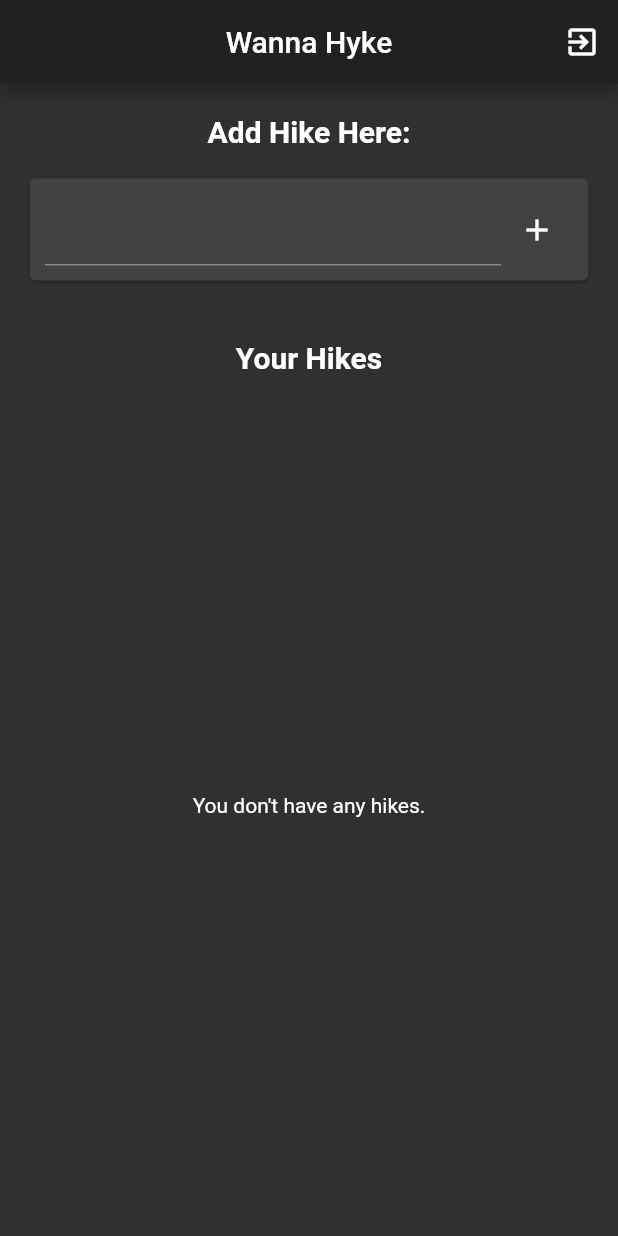
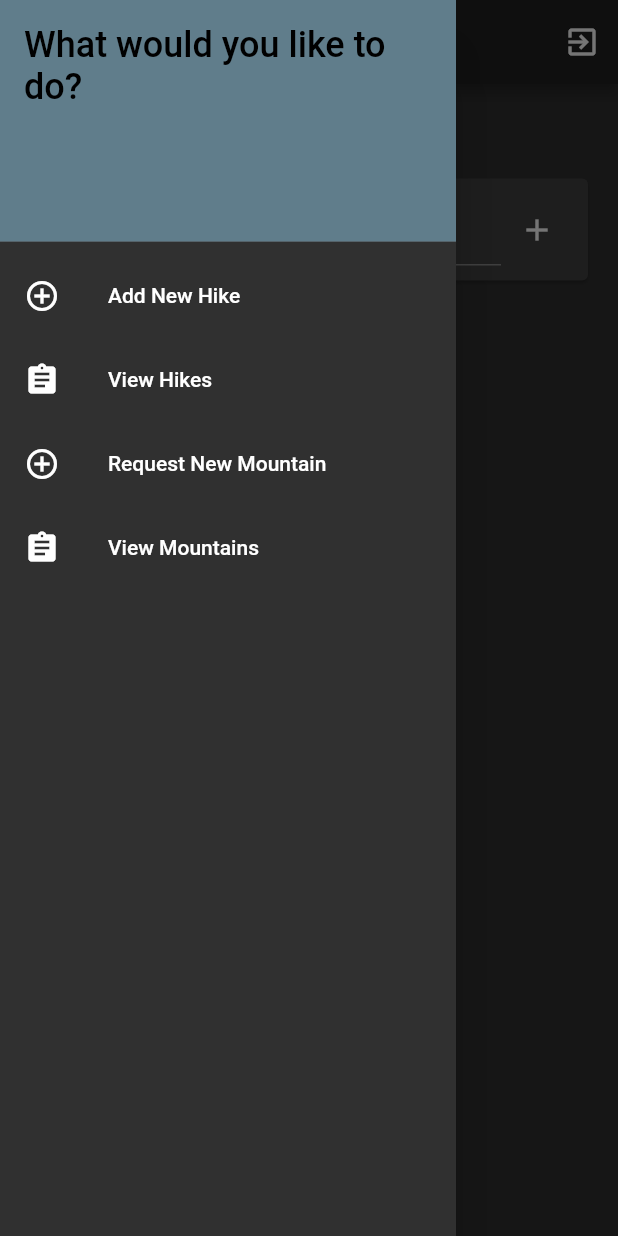
Before and after one commit to trdillon/wanna-hyke, a Flutter app: the screen it shows once a user with an empty profile is signed in, with the side drawer open (before the commit the screen has no drawer), on a phone screen of 412 x 824 dp. Run offline on Flutter 3.47's test engine with Material 2 defaults, Android fonts, the phone set to English and light mode, and no system bars; our stand-ins replace cloud_firestore, firebase_auth, firebase_core; accounts and stored records are empty.

Commit message:
Add navigation drawer
*Remove uid from mountain as they're universal

```diff
--- a/lib/screens/home.dart
+++ b/lib/screens/home.dart
@@ -35,6 +35,41 @@ class _HomeState extends State<Home> {
             },
           )
         ],
+      ),
+      drawer: Drawer(
+        child: ListView(
+          padding: EdgeInsets.zero,
+          children: const <Widget>[
+            DrawerHeader(
+              decoration: BoxDecoration(
+                color: Colors.blueGrey,
+              ),
+              child: Text(
+                'What would you like to do?',
+                style: TextStyle(
+                  color: Colors.black,
+                  fontSize: 24,
+                ),
+              ),
+            ),
+            ListTile(
+              leading: Icon(Icons.add_circle_outline),
+              title: Text('Add New Hike'),
+            ),
+            ListTile(
+              leading: Icon(Icons.assignment),
+              title: Text('View Hikes'),
+            ),
+            ListTile(
+              leading: Icon(Icons.add_circle_outline),
+              title: Text('Request New Mountain'),
+            ),
+            ListTile(
+              leading: Icon(Icons.assignment),
+              title: Text('View Mountains'),
+            ),
+          ],
+        )
       ),
       body: Column(
         children: <Widget>[
```
Also changed, not shown: lib/services/database.dart (+4 -8 lines).
